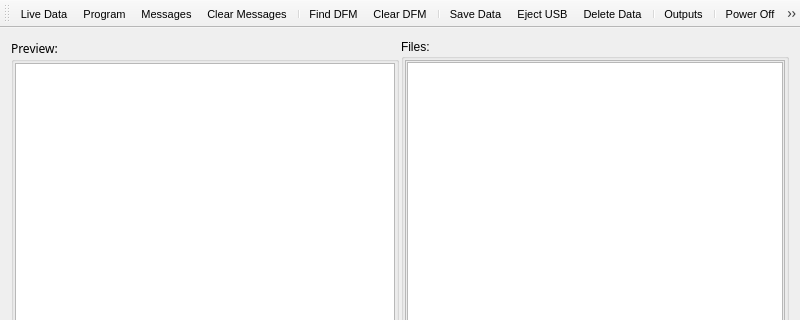
Above: Mainwindow.ui from spletcher1/PyMCU before the change; both pictures show x 0 to 800 and y 0 to 320 of the 800 by 480 pixel window. Below: the same form after it.
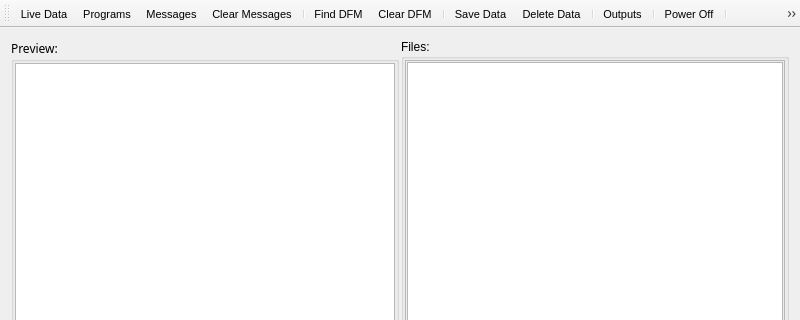
That is the form after the change. Icons and pictures are not drawn.

Commit message: removed eject icon

```diff
--- a/Mainwindow.ui
+++ b/Mainwindow.ui
@@ -1549,7 +1549,6 @@
    <addaction name="clearDFMAction"/>
    <addaction name="separator"/>
    <addaction name="saveDataAction"/>
-   <addaction name="ejectAction"/>
    <addaction name="deleteDataAction"/>
    <addaction name="separator"/>
    <addaction name="toggleOutputsAction"/>
@@ -1604,7 +1603,7 @@
      <normaloff>gnome-stock-text-indent.png</normaloff>gnome-stock-text-indent.png</iconset>
    </property>
    <property name="text">
-    <string>Program</string>
+    <string>Programs</string>
    </property>
    <property name="toolTip">
     <string>Go to program screen</string>
@@ -1616,7 +1615,7 @@
      <normaloff>gtk-about.png</normaloff>gtk-about.png</iconset>
    </property>
    <property name="text">
-    <string>About</string>
+    <string>About MCU</string>
    </property>
    <property name="toolTip">
     <string>About MCU</string>
```
